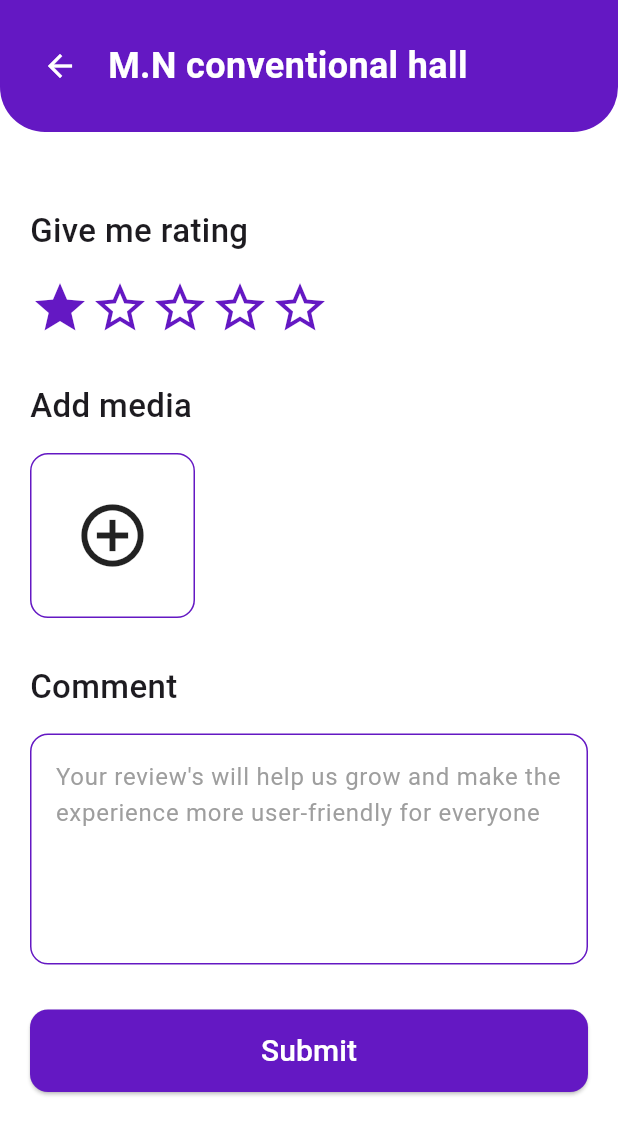
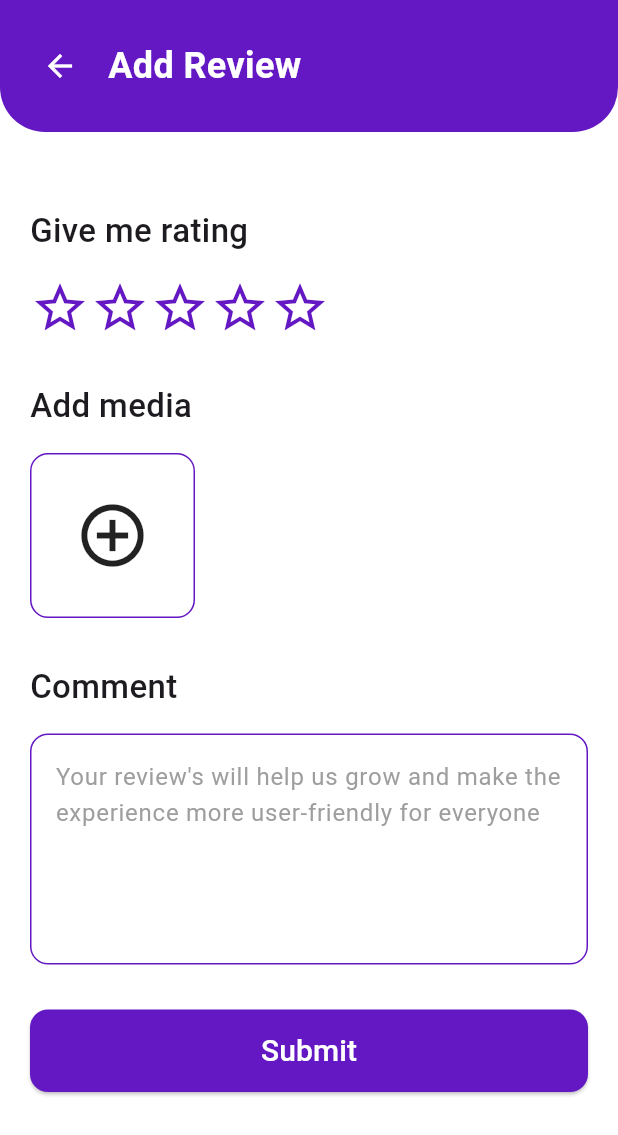
Before and after one commit to santosh81066/bb_user, a Flutter app: the ReviewPage screen opened by its route, on a phone screen of 412 x 824 dp. Shown: the top 1135 px of the screen. Run offline on Flutter 3.47's test engine with Material 3 defaults, Android fonts, the phone set to English and light mode, and no system bars; our stand-ins replace flutter_map, flutter_rating_bar, flutter_riverpod, image_picker, latlong2, shared_preferences and 1 more; accounts and stored records are empty; network calls fail.

Commit message:
Add.Review.v1

```diff
--- /dev/null
+++ b/lib/Providers/review_provider.dart
@@ -0,0 +1,63 @@
+import 'package:flutter_riverpod/flutter_riverpod.dart';
+import '../models/review_model.dart';
+
+// Provider for the review service
+final reviewServiceProvider = Provider<ReviewService>((ref) {
+  return ReviewService();
+});
+
+// Provider for the rating selection (0-5 stars, 0 means unselected)
+// Using StateProvider for simple state management
+final ratingProvider = StateProvider<int>((ref) => 0);
+
+// Provider for managing the review state
+final reviewStateProvider =
+    StateNotifierProvider<ReviewStateNotifier, AsyncValue<ReviewResponse?>>(
+        (ref) {
+  final reviewService = ref.read(reviewServiceProvider);
+  return ReviewStateNotifier(reviewService);
+});
+
+// State notifier for review operations
+class ReviewStateNotifier extends StateNotifier<AsyncValue<ReviewResponse?>> {
+  final ReviewService _reviewService;
+
+  ReviewStateNotifier(this._reviewService) : super(const AsyncValue.data(null));
+
+  Future<void> submitReview(ReviewRequest reviewRequest) async {
+    state = const AsyncValue.loading();
+
+    try {
+      final response = await _reviewService.submitReview(reviewRequest);
+      state = AsyncValue.data(response);
+    } catch (error, stackTrace) {
+      state = AsyncValue.error(error, stackTrace);
+    }
+  }
+
+  void resetState() {
+    state = const AsyncValue.data(null);
+  }
+}
+
+// Provider for selected images
+final selectedImagesProvider =
+    StateNotifierProvider<SelectedImagesNotifier, List<String>>((ref) {
+  return SelectedImagesNotifier();
+});
+
+class SelectedImagesNotifier extends StateNotifier<List<String>> {
+  SelectedImagesNotifier() : super([]);
+
+  void addImage(String imagePath) {
+    state = [...state, imagePath];
+  }
+
+  void removeImage(String imagePath) {
+    state = state.where((path) => path != imagePath).toList();
+  }
+
+  void clearImages() {
+    state = [];
+  }
+}
--- a/lib/Screens/review.dart
+++ b/lib/Screens/review.dart
@@ -1,19 +1,51 @@
 import 'package:flutter/material.dart';
 import 'package:flutter_riverpod/flutter_riverpod.dart';
-
-// Rating state provider
-final ratingProvider =
-    StateProvider<int>((ref) => 1); // Default: 1 star selected
+import 'package:image_picker/image_picker.dart';
+import 'dart:io';
+import '../Providers/review_provider.dart';
+import '../models/review_model.dart';
 
 class ReviewPage extends ConsumerStatefulWidget {
   const ReviewPage({Key? key}) : super(key: key);
 
   @override
-  ConsumerState<ReviewPage> createState() => _RatingPageState();
+  ConsumerState<ReviewPage> createState() => _ReviewPageState();
 }
 
-class _RatingPageState extends ConsumerState<ReviewPage> {
+class _ReviewPageState extends ConsumerState<ReviewPage> {
   final TextEditingController _commentController = TextEditingController();
+  final ImagePicker _picker = ImagePicker();
+  bool _isSubmitting = false;
+
+  // User ID would normally come from auth state, for this example we'll hardcode it
+  final int userId = 29; // This should be dynamically fetched in a real app
+
+  String? reviewType;
+  int? itemId;
+  String? itemName;
+
+  @override
+  void initState() {
+    super.initState();
+
+    // Reset the rating when the page is initialized
+    WidgetsBinding.instance.addPostFrameCallback((_) {
+      // Reset rating and images when page initializes
+      ref.read(ratingProvider.notifier).state = 0;
+      ref.read(selectedImagesProvider.notifier).clearImages();
+
+      // Get arguments from navigation
+      final args =
+          ModalRoute.of(context)?.settings.arguments as Map<String, dynamic>?;
+      if (args != null) {
+        setState(() {
+          reviewType = args['type'] as String?;
+          itemId = args['id'] as int?;
+          itemName = args['name'] as String?;
+        });
+      }
+    });
+  }
 
   @override
   void dispose() {
@@ -21,9 +53,100 @@ class _RatingPageState extends ConsumerState<ReviewPage> {
     super.dispose();
   }
 
+  Future<void> _pickImage() async {
+    try {
+      final XFile? image = await _picker.pickImage(source: ImageSource.gallery);
+      if (image != null) {
+        ref.read(selectedImagesProvider.notifier).addImage(image.path);
+      }
+    } catch (e) {
+      ScaffoldMessenger.of(context).showSnackBar(
+        SnackBar(content: Text('Failed to pick image: $e')),
+      );
+    }
+  }
+
+  void _submitReview() async {
+    if (_commentController.text.trim().isEmpty) {
+      ScaffoldMessenger.of(context).showSnackBar(
+        const SnackBar(content: Text('Please add a comment')),
+      );
+      return;
+    }
+
+    final rating = ref.read(ratingProvider);
+    if (rating == 0) {
+      ScaffoldMessenger.of(context).showSnackBar(
+        const SnackBar(content: Text('Please select a rating')),
+      );
+      return;
+    }
+
+    if (itemId == null || reviewType == null) {
+      ScaffoldMessenger.of(context).showSnackBar(
+        const SnackBar(content: Text('Missing review information')),
+      );
+      return;
+    }
+
+    setState(() {
+      _isSubmitting = true;
+    });
+
+    final comment = _commentController.text;
+    final images = ref.read(selectedImagesProvider);
+
+    final reviewRequest = ReviewRequest(
+      review: comment,
+      rating: rating,
+      userId: userId,
+      propertyId: reviewType == 'property' ? itemId : null,
+      hallId: reviewType == 'hall' ? itemId : null,
+      imagePaths: images,
+    );
+
+    await ref.read(reviewStateProvider.notifier).submitReview(reviewRequest);
+
+    setState(() {
+      _isSubmitting = false;
+    });
+  }
+
   @override
   Widget build(BuildContext context) {
     final currentRating = ref.watch(ratingProvider);
+    final selectedImages = ref.watch(selectedImagesProvider);
+    final reviewState = ref.watch(reviewStateProvider);
+
+    // Handle review submission state
+    ref.listen<AsyncValue<ReviewResponse?>>(reviewStateProvider,
+        (previous, current) {
+      if (previous?.isLoading == true &&
+          current.hasValue &&
+          current.value != null) {
+        // Success case
+        ScaffoldMessenger.of(context).showSnackBar(
+          SnackBar(content: Text(current.value!.messages.first)),
+        );
+
+        // Reset form and navigate back after successful submission
+        if (current.value!.success) {
+          ref.read(selectedImagesProvider.notifier).clearImages();
+          ref.read(ratingProvider.notifier).state = 0;
+          _commentController.clear();
+
+          // Navigate back after a short delay
+          Future.delayed(const Duration(seconds: 1), () {
+            Navigator.pop(context);
+          });
+        }
+      } else if (current.hasError) {
+        // Error case
+        ScaffoldMessenger.of(context).showSnackBar(
+          SnackBar(content: Text('Error: ${current.error}')),
+        );
+      }
+    });
 
     return Scaffold(
       backgroundColor: Colors.white,
@@ -39,6 +162,7 @@ class _RatingPageState extends ConsumerState<ReviewPage> {
                 bottomRight: Radius.circular(30),
               ),
             ),
+            child: SafeArea(
               child: Row(
                 children: [
                   IconButton(
@@ -46,73 +170,29 @@ class _RatingPageState extends ConsumerState<ReviewPage> {
                     onPressed: () => Navigator.pop(context),
                   ),
                   const SizedBox(width: 8),
-                const Text(
-                  'M.N conventional hall',
-                  style: TextStyle(
+                  Expanded(
+                    child: Text(
+                      itemName ?? 'Add Review',
+                      style: const TextStyle(
                         color: Colors.white,
                         fontSize: 24,
                         fontWeight: FontWeight.bold,
+                      ),
+                      overflow: TextOverflow.ellipsis,
                     ),
                   ),
                 ],
               ),
             ),
+          ),
 
           Expanded(
+            child: SingleChildScrollView(
               child: Padding(
                 padding: const EdgeInsets.all(20.0),
                 child: Column(
                   crossAxisAlignment: CrossAxisAlignment.start,
                   children: [
-                  // // User profile section
-                  // Row(
-                  //   children: [
-                  //     const CircleAvatar(
-                  //       radius: 30,
-                  //       backgroundImage: AssetImage('assets/profile_image.jpg'),
-                  //       // Replace with NetworkImage for remote images
-                  //       // backgroundImage: NetworkImage('https://example.com/image.jpg'),
-                  //     ),
-                  //     const SizedBox(width: 16),
-                  //     Column(
-                  //       crossAxisAlignment: CrossAxisAlignment.start,
-                  //       children: [
-                  //         Row(
-                  //           children: [
-                  //             const Text(
-                  //               'Sandeep sharma',
-                  //               style: TextStyle(
-                  //                 fontSize: 22,
-                  //                 fontWeight: FontWeight.bold,
-                  //               ),
-                  //             ),
-                  //             const SizedBox(width: 5),
-                  //             Container(
-                  //               padding: const EdgeInsets.all(1),
-                  //               decoration: BoxDecoration(
-                  //                 color: Colors.green,
-                  //                 borderRadius: BorderRadius.circular(10),
-                  //               ),
-                  //               child: const Icon(
-                  //                 Icons.check,
-                  //                 color: Colors.white,
-                  //                 size: 14,
-                  //               ),
-                  //             ),
-                  //           ],
-                  //         ),
-                  //         const Text(
-                  //           'User',
-                  //           style: TextStyle(
-                  //             fontSize: 16,
-                  //             color: Colors.grey,
-                  //           ),
-                  //         ),
-                  //       ],
-                  //     ),
-                  //   ],
-                  // ),
-
                     const SizedBox(height: 30),
 
                     // Rating section
@@ -127,13 +207,13 @@ class _RatingPageState extends ConsumerState<ReviewPage> {
                     Row(
                       children: List.generate(5, (index) {
                         return GestureDetector(
-                        onTap: () =>
-                            ref.read(ratingProvider.notifier).state = index + 1,
+                          onTap: () => ref.read(ratingProvider.notifier).state =
+                              index + 1,
                           child: Icon(
                             index < currentRating
                                 ? Icons.star
                                 : Icons.star_border,
-                          color: Color(0xFF6418C3),
+                            color: const Color(0xFF6418C3),
                             size: 40,
                           ),
                         );
@@ -151,11 +231,19 @@ class _RatingPageState extends ConsumerState<ReviewPage> {
                       ),
                     ),
                     const SizedBox(height: 16),
-                  Container(
+                    Wrap(
+                      spacing: 12,
+                      runSpacing: 12,
+                      children: [
+                        // Add image button
+                        GestureDetector(
+                          onTap: _pickImage,
+                          child: Container(
                             width: 110,
                             height: 110,
                             decoration: BoxDecoration(
-                      border: Border.all(color: Color(0xFF6418C3), width: 1),
+                              border: Border.all(
+                                  color: const Color(0xFF6418C3), width: 1),
                               borderRadius: BorderRadius.circular(12),
                             ),
                             child: const Center(
@@ -165,6 +253,50 @@ class _RatingPageState extends ConsumerState<ReviewPage> {
                                 color: Colors.black87,
                               ),
                             ),
+                          ),
+                        ),
+                        // Selected images
+                        ...selectedImages
+                            .map((imagePath) => Stack(
+                                  clipBehavior: Clip.none,
+                                  children: [
+                                    Container(
+                                      width: 110,
+                                      height: 110,
+                                      decoration: BoxDecoration(
+                                        borderRadius: BorderRadius.circular(12),
+                                        image: DecorationImage(
+                                          image: FileImage(File(imagePath)),
+                                          fit: BoxFit.cover,
+                                        ),
+                                      ),
+                                    ),
+                                    Positioned(
+                                      top: -10,
+                                      right: -10,
+                                      child: GestureDetector(
+                                        onTap: () => ref
+                                            .read(
+                                                selectedImagesProvider.notifier)
+                                            .removeImage(imagePath),
+                                        child: Container(
+                                          padding: const EdgeInsets.all(4),
+                                          decoration: const BoxDecoration(
+                                            color: Colors.red,
+                                            shape: BoxShape.circle,
+                                          ),
+                                          child: const Icon(
+                                            Icons.close,
+                                            color: Colors.white,
+                                            size: 16,
+                                          ),
+                                        ),
+                                      ),
+                                    ),
+                                  ],
+                                ))
+                            .toList(),
+                      ],
                     ),
 
                     const SizedBox(height: 30),
@@ -180,7 +312,8 @@ class _RatingPageState extends ConsumerState<ReviewPage> {
                     const SizedBox(height: 16),
                     Container(
                       decoration: BoxDecoration(
-                      border: Border.all(color: Color(0xFF6418C3), width: 1),
+                        border: Border.all(
+                            color: const Color(0xFF6418C3), width: 1),
                         borderRadius: BorderRadius.circular(12),
                       ),
                       child: TextField(
@@ -203,20 +336,19 @@ class _RatingPageState extends ConsumerState<ReviewPage> {
                       width: double.infinity,
                       height: 55,
                       child: ElevatedButton(
-                      onPressed: () {
-                        // TODO: Handle submission
-                        final rating = ref.read(ratingProvider);
-                        final comment = _commentController.text;
-                        print('Rating: $rating, Comment: $comment');
-                      },
+                        onPressed: _isSubmitting ? null : _submitReview,
                         style: ElevatedButton.styleFrom(
-                        backgroundColor: Color(0xFF6418C3),
+                          backgroundColor: const Color(0xFF6418C3),
                           foregroundColor: Colors.white,
                           shape: RoundedRectangleBorder(
                             borderRadius: BorderRadius.circular(12),
                           ),
+                          disabledBackgroundColor: Colors.grey,
                         ),
-                      child: const Text(
+                        child: _isSubmitting
+                            ? const CircularProgressIndicator(
+                                color: Colors.white)
+                            : const Text(
                                 'Submit',
                                 style: TextStyle(
                                   fontSize: 20,
@@ -228,6 +360,7 @@ class _RatingPageState extends ConsumerState<ReviewPage> {
                 ),
               ),
             ),
+          ),
         ],
       ),
     );
--- /dev/null
+++ b/lib/models/review_model.dart
@@ -0,0 +1,115 @@
+import 'dart:convert';
+import 'dart:io';
+import 'package:http/http.dart' as http;
+import 'package:http_parser/http_parser.dart';
+
+// Model for the review request
+class ReviewRequest {
+  final String review;
+  final int rating;
+  final int userId;
+  final int? propertyId;
+  final int? hallId;
+  final List<String> imagePaths;
+
+  ReviewRequest({
+    required this.review,
+    required this.rating,
+    required this.userId,
+    this.propertyId,
+    this.hallId,
+    required this.imagePaths,
+  });
+
+  Map<String, dynamic> toMap() {
+    final map = <String, dynamic>{
+      'review': review,
+      'rating': rating.toString(),
+      'userid': userId.toString(),
+    };
+
+    if (propertyId != null) {
+      map['property_id'] = propertyId.toString();
+    }
+
+    if (hallId != null) {
+      map['hall_id'] = hallId.toString();
+    }
+
+    return map;
+  }
+}
+
+// Model for the review response
+class ReviewResponse {
+  final int statusCode;
+  final bool success;
+  final List<String> messages;
+  final dynamic data;
+
+  ReviewResponse({
+    required this.statusCode,
+    required this.success,
+    required this.messages,
+    this.data,
+  });
+
+  factory ReviewResponse.fromJson(Map<String, dynamic> json) {
+    return ReviewResponse(
+      statusCode: json['statusCode'] as int,
+      success: json['success'] as bool,
+      messages: (json['messages'] as List).map((e) => e as String).toList(),
+      data: json['data'],
+    );
+  }
+}
+
+// Service class for handling API calls
+class ReviewService {
+  final String baseUrl = 'https://www.gocodedesigners.com';
+
+  Future<ReviewResponse> submitReview(ReviewRequest reviewRequest) async {
+    final Uri uri = Uri.parse('$baseUrl/bbaddreview');
+
+    try {
+      var request = http.MultipartRequest('POST', uri);
+
+      // Add text fields
+      reviewRequest.toMap().forEach((key, value) {
+        request.fields[key] = value;
+      });
+
+      // Add image files
+      for (String imagePath in reviewRequest.imagePaths) {
+        final file = File(imagePath);
+        final fileName = imagePath.split('/').last;
+
+        request.files.add(
+          await http.MultipartFile.fromPath(
+            'images[]',
+            imagePath,
+            contentType: MediaType('image', _getImageType(fileName)),
+          ),
+        );
+      }
+
+      final response = await request.send();
+      final responseData = await response.stream.bytesToString();
+      final jsonResponse = json.decode(responseData);
+
+      return ReviewResponse.fromJson(jsonResponse);
+    } catch (e) {
+      throw Exception('Failed to submit review: $e');
+    }
+  }
+
+  String _getImageType(String fileName) {
+    if (fileName.endsWith('.png')) {
+      return 'png';
+    } else if (fileName.endsWith('.jpg') || fileName.endsWith('.jpeg')) {
+      return 'jpeg';
+    } else {
+      return 'octet-stream';
+    }
+  }
+}
--- a/pubspec.yaml
+++ b/pubspec.yaml
@@ -43,6 +43,7 @@ dependencies:
   flutter_rating_bar: ^4.0.0
   table_calendar: ^3.0.1
   image_picker: ^1.1.2
+  collection: ^1.17.1
 
   # The following adds the Cupertino Icons font to your application.
   # Use with the CupertinoIcons class for iOS style icons.
```
Also changed, not shown: lib/Screens/managebooking.dart (+55 -13 lines), lib/Screens/reviews.dart (+6 -6 lines), lib/Screens/venudetails.dart (+23 -23 lines), pubspec.lock. Lines whose indentation alone changed are shown as unchanged.
